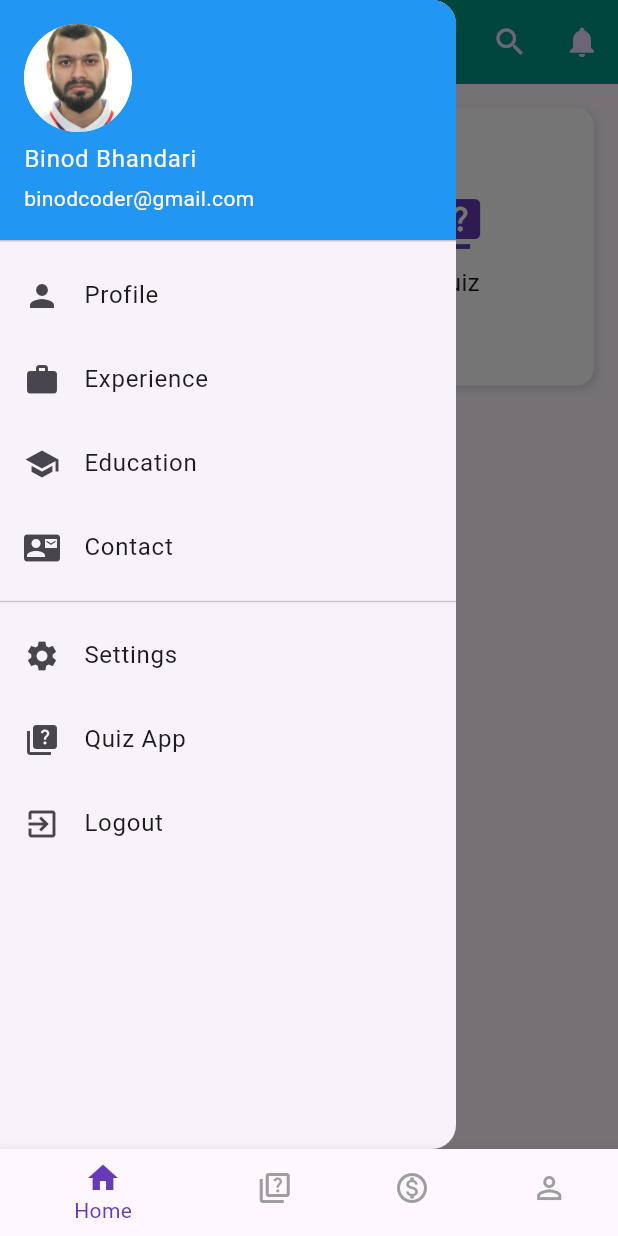
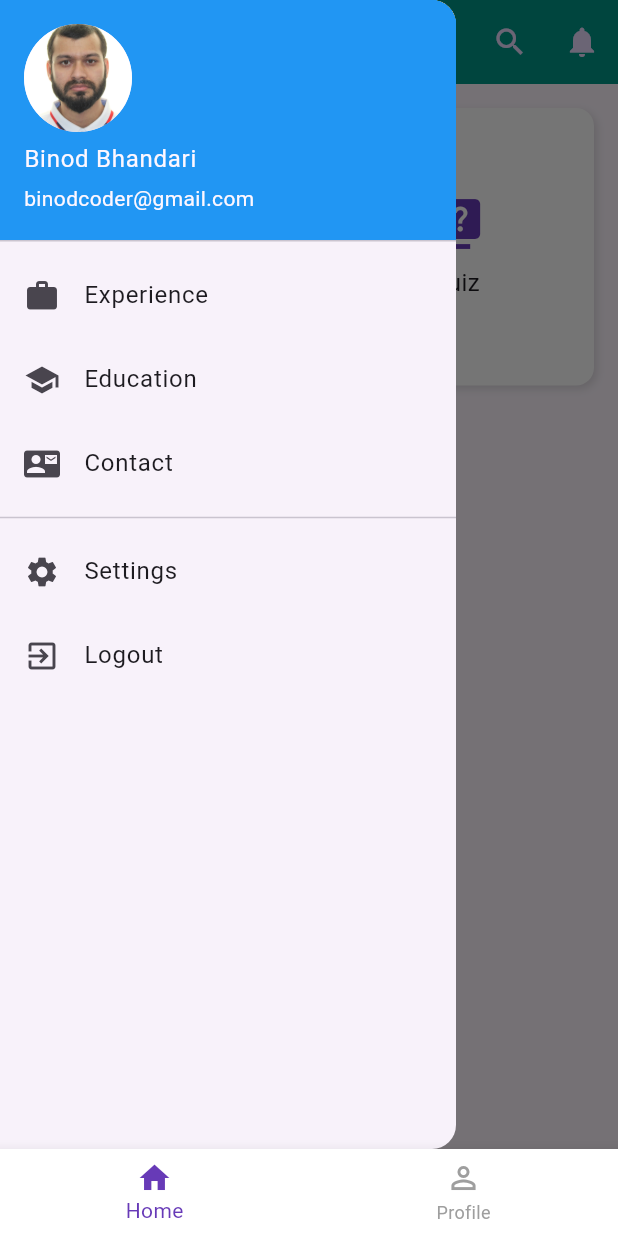
Before and after one commit to binodcoder/portfolio, a Flutter app: the screen it shows after launch, with the side drawer open, on a phone screen of 412 x 824 dp. Run offline on Flutter 3.47's test engine with Material 3 defaults, Android fonts, the phone set to English and light mode, and no system bars; our stand-ins replace font_awesome_flutter, google_fonts.

Commit message:
todo feature added

```diff
--- a/lib/common_widgets/bottom_nav_scaffold.dart
+++ b/lib/common_widgets/bottom_nav_scaffold.dart
@@ -14,8 +14,6 @@ class _BottomNavScaffoldState extends State<BottomNavScaffold> {
 
   final List<Widget> _pages = [
     Home(),
-    Quiz(),
-    Expenses(),
     Profile(),
   ];
 
@@ -46,16 +44,6 @@ class _BottomNavScaffoldState extends State<BottomNavScaffold> {
             label: 'Home',
           ),
           BottomNavigationBarItem(
-            icon: Icon(Icons.quiz_outlined),
-            activeIcon: Icon(Icons.quiz),
-            label: 'Quiz',
-          ),
-          BottomNavigationBarItem(
-            icon: Icon(Icons.monetization_on_outlined),
-            activeIcon: Icon(Icons.monetization_on),
-            label: 'Expenses',
-          ),
-          BottomNavigationBarItem(
             icon: Icon(Icons.person_outline),
             activeIcon: Icon(Icons.person),
             label: 'Profile',
--- a/lib/features/home/home.dart
+++ b/lib/features/home/home.dart
@@ -1,5 +1,6 @@
 import 'package:flutter/material.dart';
 import 'package:my_cv/features/expense_tracker/widgets/expenses.dart';
+import 'package:my_cv/features/todo/todo.dart';
 import '../../common_widgets/app_bar.dart';
 import 'widgets/drawer/drawer.dart';
 import '../quiz/quiz.dart';
@@ -9,6 +10,7 @@ class Home extends StatelessWidget {
   final List<HomeItem> items = [
     HomeItem('Expenses', Icons.attach_money, Expenses()),
     HomeItem('Quiz', Icons.quiz, Quiz()),
+    HomeItem('Todo', Icons.task, Todos()),
   ];
 
   @override
--- a/lib/features/home/widgets/drawer/drawer.dart
+++ b/lib/features/home/widgets/drawer/drawer.dart
@@ -12,11 +12,6 @@ class MyDrawer extends StatelessWidget {
         padding: EdgeInsets.zero,
         children: <Widget>[
           CustomDrawerHeader(),
-          DrawerItem(
-            icon: Icons.person,
-            text: 'Profile',
-            onTap: () => Navigator.pushNamed(context, '/profile'),
-          ),
           DrawerItem(
             icon: Icons.work,
             text: 'Experience',
@@ -39,11 +34,6 @@ class MyDrawer extends StatelessWidget {
             onTap: () => Navigator.pushNamed(context, '/settings'),
           ),
           DrawerItem(
-            icon: Icons.quiz,
-            text: 'Quiz App',
-            onTap: () => Navigator.pushNamed(context, '/quiz-app'),
-          ),
-          DrawerItem(
             icon: Icons.exit_to_app,
             text: 'Logout',
             onTap: () {
--- a/lib/features/quiz/quiz.dart
+++ b/lib/features/quiz/quiz.dart
@@ -52,8 +52,10 @@ class _QuizState extends State<Quiz> {
                 restartQuiz: restartQuiz,
               );
 
-    return MaterialApp(
-      home: Scaffold(
+    return Scaffold(
+      appBar: AppBar(
+        title: Text('Quiz'),
+      ),
       body: Container(
         decoration: BoxDecoration(
           gradient: LinearGradient(
@@ -67,7 +69,6 @@ class _QuizState extends State<Quiz> {
         ),
         child: screenWidget,
       ),
-      ),
     );
   }
 }
```
Also changed, not shown: lib/features/todo/todo.dart (added, +88 -0 lines), lib/features/todo/todo_item.dart (added, +50 -0 lines). Lines whose indentation alone changed are shown as unchanged.
